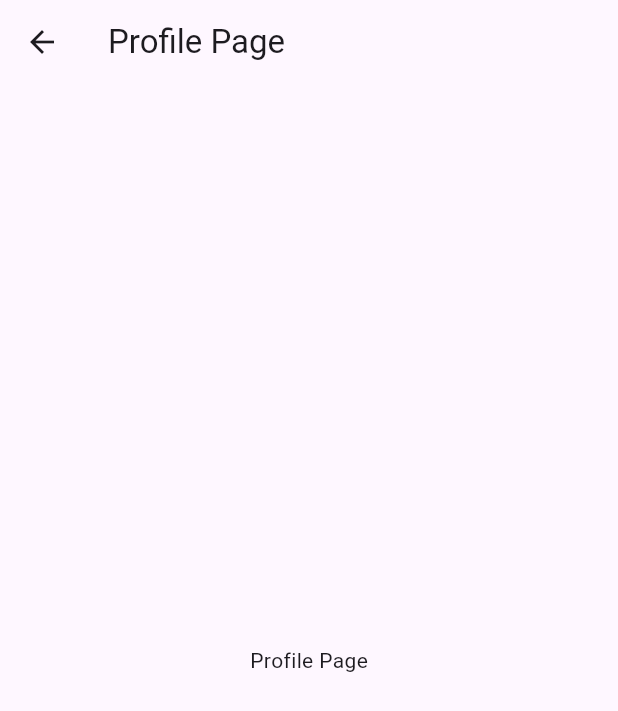
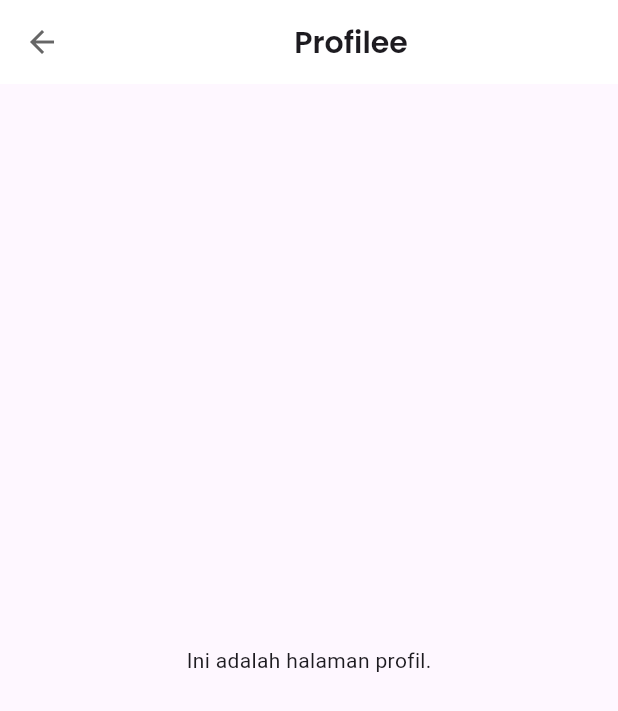
Before and after one commit to DeoFaradyS/Tugas-Besar-Mobile, a Flutter app: the ProfilePage screen opened directly, on a phone screen of 412 x 824 dp. Shown: the top 711 px of the screen. Run offline on Flutter 3.47's test engine with Material 3 defaults, Android fonts, the phone set to English and light mode, and no system bars; our stand-ins replace flutter_svg.

Commit message:
feat: [Profile Page] ✨ Implement ProfilePage with custom app bar and navigation; update routes and improve error handling

```diff
--- a/echo/analysis_options.yaml
+++ b/echo/analysis_options.yaml
@@ -10,6 +10,7 @@
 analyzer:
   errors:
     depend_on_referenced_packages: ignore
+    use_build_context_synchronously: ignore
 include: package:flutter_lints/flutter.yaml
 
 linter:
--- a/echo/lib/DB/echo_api.dart
+++ b/echo/lib/DB/echo_api.dart
@@ -16,13 +16,14 @@ class EchoApi {
         return user;
       }
     } catch (e) {
+      // ignore: avoid_print
       print(e.toString());
     }
   }
 
   Future postData(String email, String password) async {
     try {
-      final response = await http.post(Uri.parse(baseUrl + '/users'),
+      final response = await http.post(Uri.parse('$baseUrl/users'),
           body: {"email": email, "password": password});
       if (response.statusCode == 201) {
         return true;
@@ -30,6 +31,7 @@ class EchoApi {
         return false;
       }
     } catch (e) {
+      // ignore: avoid_print
       print(e.toString());
     }
   }
--- a/echo/lib/Services/userlist.dart
+++ b/echo/lib/Services/userlist.dart
@@ -21,7 +21,6 @@ class _MyUserListState extends State<MyUserList> {
 
   @override
   void initState() {
-    // TODO: implement initState
     super.initState();
     getData();
   }
--- a/echo/lib/pages/profile_page.dart
+++ b/echo/lib/pages/profile_page.dart
@@ -1,3 +1,4 @@
+import 'package:echo/source/styles.dart';
 import 'package:flutter/material.dart';
 
 class ProfilePage extends StatelessWidget {
@@ -6,12 +7,53 @@ class ProfilePage extends StatelessWidget {
   @override
   Widget build(BuildContext context) {
     return Scaffold(
-      appBar: AppBar(
-        title: Text('Profile Page'),
-      ),
+      appBar: CustomAppBar(title: 'Profilee'),
       body: Center(
-        child: Text('Profile Page'),
+        child: Text('Ini adalah halaman profil.'),
       ),
     );
   }
 }
+
+class CustomAppBar extends StatelessWidget implements PreferredSizeWidget {
+  final String title;
+
+  CustomAppBar({required this.title});
+
+  @override
+  Widget build(BuildContext context) {
+    return AppBar(
+      backgroundColor: AppColors.backgroundLight,
+      title: _buildTitle(),
+      leading: _buildLeadingIcon(context),
+      elevation: 0,
+    );
+  }
+
+  Widget _buildTitle() {
+    return Center(
+      child: Text(
+        title,
+        style: AppTypography.heading3Semibold
+      ),
+    );
+  }
+
+  Widget _buildLeadingIcon(BuildContext context) {
+    return Container(
+      child: IconButton(
+        icon: Icon(
+          Icons.arrow_back,
+          color: AppColors.textGrayDark
+        ),
+        padding: EdgeInsets.zero,
+        onPressed: () {
+          Navigator.pop(context);
+        },
+      ),
+    );
+  }
+
+  @override
+  Size get preferredSize => Size.fromHeight(kToolbarHeight);
+}
```
Also changed, not shown: echo/lib/main.dart (+8 -3 lines), echo/lib/pages/add.dart (+6 -7 lines), echo/lib/pages/register_page.dart (+7 -16 lines), echo/lib/source/components.dart (+18 -0 lines), echo/assets/icons/arrow-left.svg (added).
